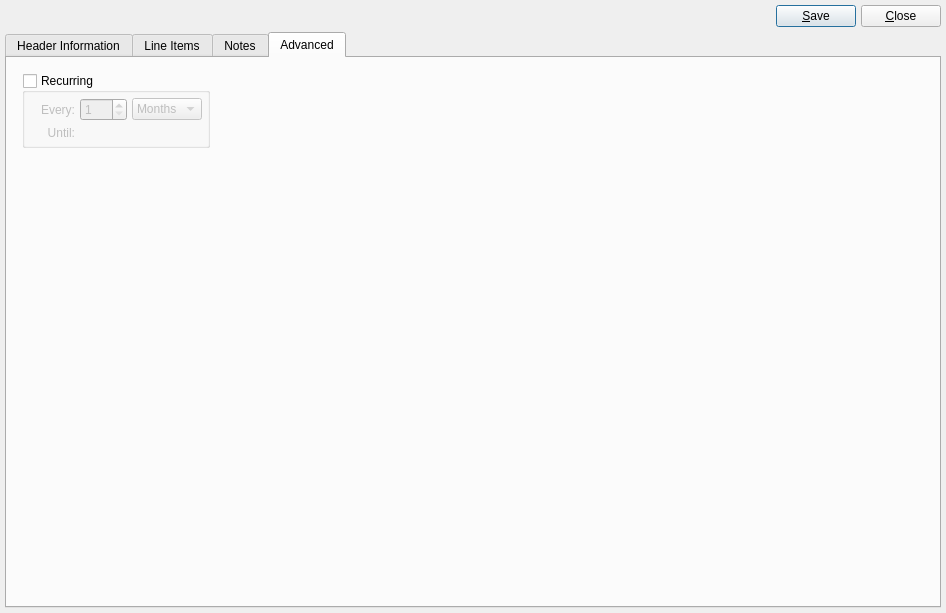
WooodHead/xtuple, file xtuple/trunk/guiclient/invoice.ui: the form before one commit.
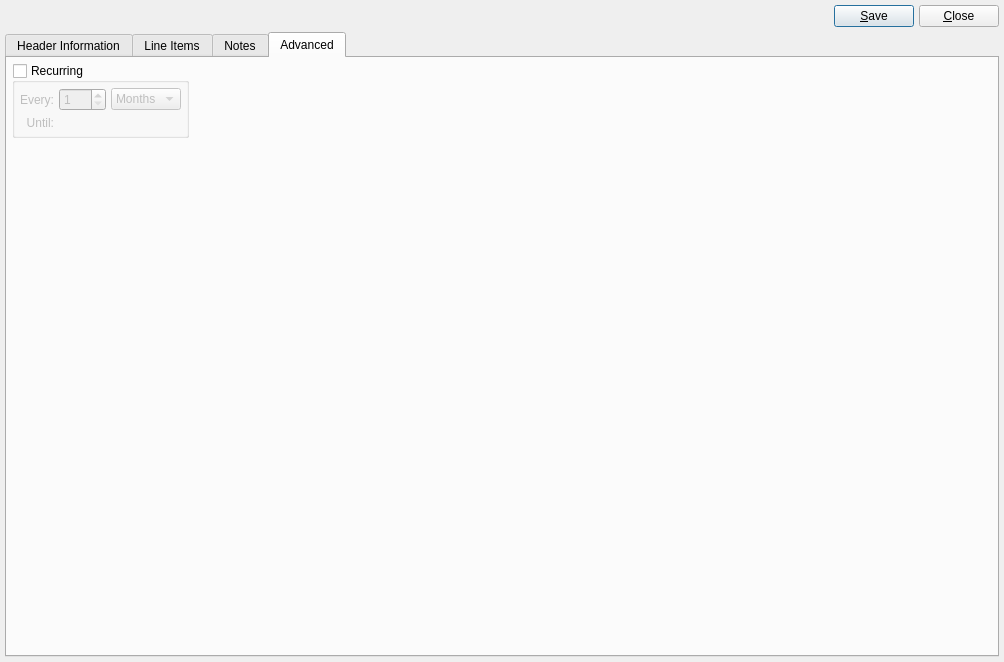
The form after the commit. The open tabs and pages were chosen to show the change. Custom widgets are drawn as their Qt base class.

Commit message: Fix missing layout grid.

```diff
--- a/xtuple/trunk/guiclient/invoice.ui
+++ b/xtuple/trunk/guiclient/invoice.ui
@@ -5,8 +5,8 @@
    <rect>
     <x>0</x>
     <y>0</y>
-    <width>946</width>
-    <height>613</height>
+    <width>1004</width>
+    <height>662</height>
    </rect>
   </property>
   <property name="windowTitle" >
@@ -1241,20 +1241,8 @@
        <attribute name="title" >
         <string>Advanced</string>
        </attribute>
-       <widget class="QWidget" name="layoutWidget" >
-        <property name="geometry" >
-         <rect>
-          <x>10</x>
-          <y>10</y>
-          <width>198</width>
-          <height>118</height>
-         </rect>
-        </property>
-        <layout class="QVBoxLayout" >
-         <property name="spacing" >
-          <number>0</number>
-         </property>
-         <item>
+       <layout class="QGridLayout" >
+        <item row="0" column="0" >
           <widget class="QGroupBox" name="_recurring" >
            <property name="sizePolicy" >
             <sizepolicy vsizetype="Preferred" hsizetype="Minimum" >
@@ -1345,21 +1333,33 @@
            </layout>
           </widget>
          </item>
-         <item>
+        <item row="0" column="1" >
           <spacer>
            <property name="orientation" >
-            <enum>Qt::Vertical</enum>
+           <enum>Qt::Horizontal</enum>
            </property>
            <property name="sizeHint" >
             <size>
-             <width>20</width>
+            <width>661</width>
              <height>20</height>
             </size>
            </property>
           </spacer>
          </item>
-        </layout>
-       </widget>
+        <item row="1" column="0" colspan="2" >
+         <spacer>
+          <property name="orientation" >
+           <enum>Qt::Vertical</enum>
+          </property>
+          <property name="sizeHint" >
+           <size>
+            <width>460</width>
+            <height>391</height>
+           </size>
+          </property>
+         </spacer>
+        </item>
+       </layout>
       </widget>
      </widget>
     </item>
```
Left out of the diff: 14 changed lines with no effect on the pictures. Lines whose indentation alone changed are shown as unchanged.
